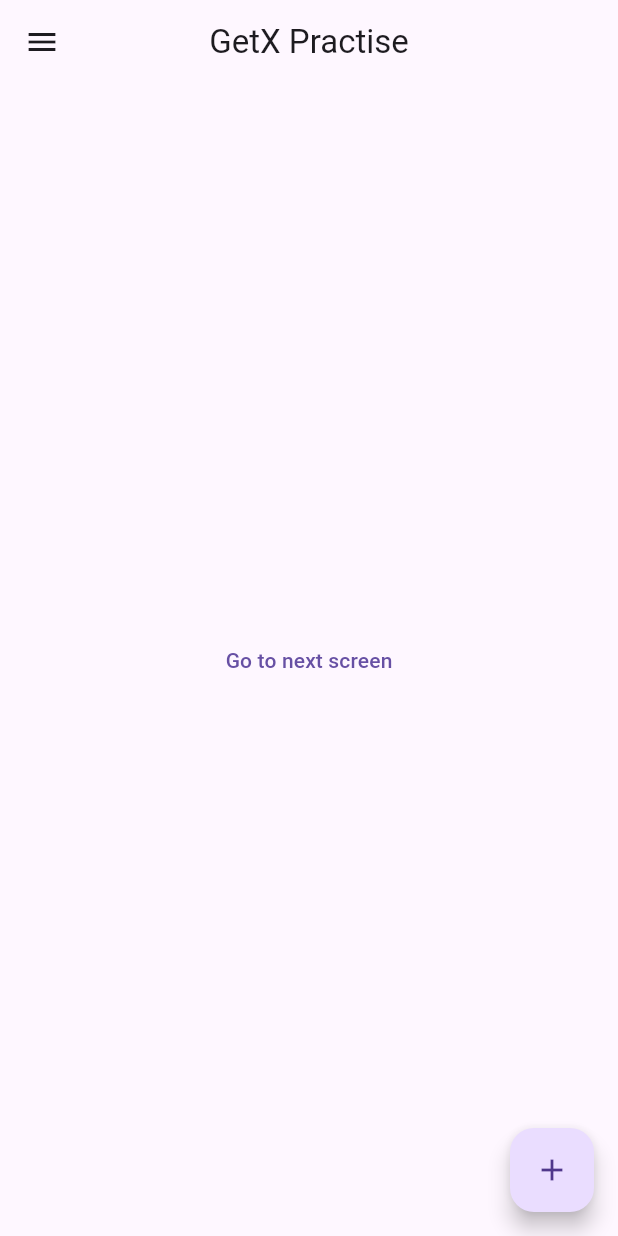
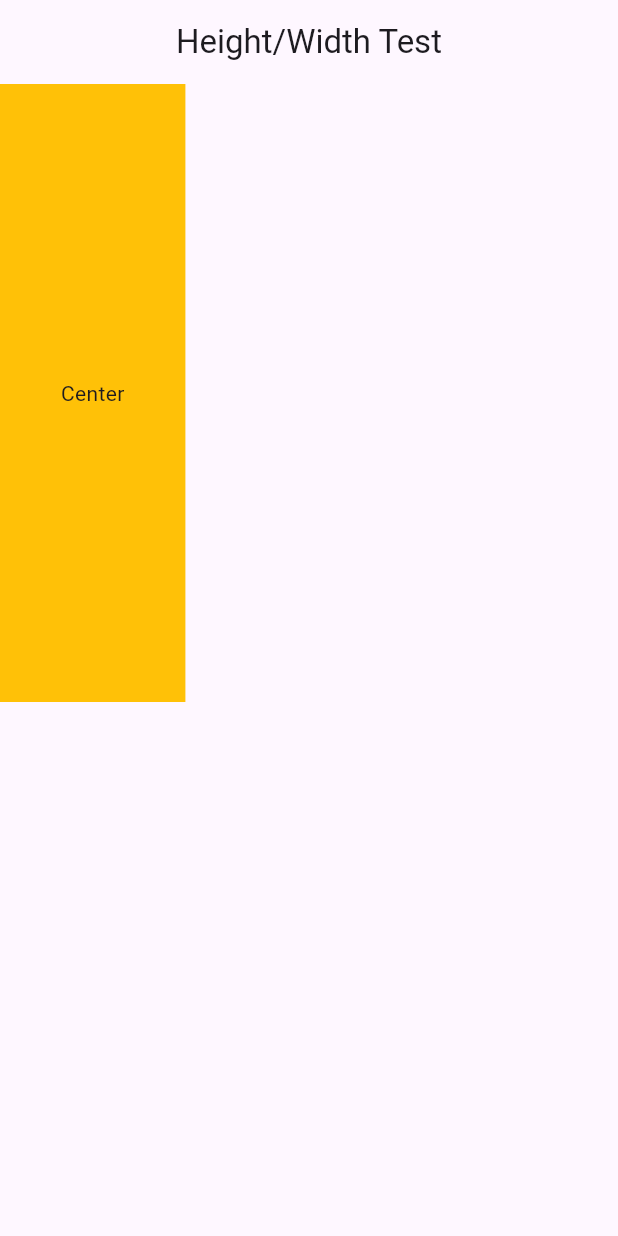
Before and after one commit to Nurujjaman329/ecommerce_demo-getx-, a Flutter app: the screen it shows after launch, on a phone screen of 412 x 824 dp. Run offline on Flutter 3.47's test engine with Material 3 defaults, Android fonts, the phone set to English and light mode, and no system bars; our stand-ins replace get.

Commit message:
height_width_GetX

```diff
--- a/ecommerce_demo_getx/lib/main.dart
+++ b/ecommerce_demo_getx/lib/main.dart
@@ -1,7 +1,7 @@
 import 'package:flutter/material.dart';
 import 'package:get/get.dart';
 
-import 'tech_brothers/home_screen_test.dart';
+import 'tech_brothers/height_width/height_width_test.dart';
 import 'tech_brothers/screens/first_screen.dart';
 import 'tech_brothers/screens/second_screen.dart';
 
@@ -18,11 +18,11 @@ class MyApp extends StatelessWidget {
       title: 'Flutter Demo',
       //theme: ThemeData(brightness: Brightness.dark),
       debugShowCheckedModeBanner: false,
-      home: HomeScreenGet(),
+      //home: HeightWidthTest(),
       getPages: [
         GetPage(
           name: '/',
-          page: () => HomeScreenGet(),
+          page: () => HeightWidthTest(),
         ),
         GetPage(
           name: '/firstScreen',
--- /dev/null
+++ b/ecommerce_demo_getx/lib/tech_brothers/height_width/height_width_test.dart
@@ -0,0 +1,35 @@
+import 'package:flutter/material.dart';
+import 'package:get/get.dart';
+
+class HeightWidthTest extends StatefulWidget {
+  const HeightWidthTest({super.key});
+
+  @override
+  State<HeightWidthTest> createState() => _HeightWidthTestState();
+}
+
+class _HeightWidthTestState extends State<HeightWidthTest> {
+  @override
+  Widget build(BuildContext context) {
+    return Scaffold(
+      appBar: AppBar(
+        title: Text('Height/Width Test'),
+        centerTitle: true,
+      ),
+      body: SingleChildScrollView(
+        child: Column(
+          children: [
+            Container(
+              height: Get.height * .5,
+              width: Get.width * .3,
+              color: Colors.amber,
+              child: Center(
+                child: Text('Center'),
+              ),
+            ),
+          ],
+        ),
+      ),
+    );
+  }
+}
--- a/ecommerce_demo_getx/lib/tech_brothers/screens/first_screen.dart
+++ b/ecommerce_demo_getx/lib/tech_brothers/screens/first_screen.dart
@@ -3,8 +3,8 @@ import 'package:flutter/material.dart';
 import 'package:get/get.dart';
 
 class FirstScreen extends StatefulWidget {
-  var name;
-  FirstScreen({super.key, this.name});
+  final String name;
+  FirstScreen({super.key, this.name = ''});
 
   @override
   State<FirstScreen> createState() => _FirstScreenState();
@@ -15,7 +15,7 @@ class _FirstScreenState extends State<FirstScreen> {
   Widget build(BuildContext context) {
     return Scaffold(
       appBar: AppBar(
-        title: Text('First Screen ' + Get.arguments[1]),
+        title: Text('First Screen ' + Get.arguments[0]),
       ),
       body: Column(
         mainAxisAlignment: MainAxisAlignment.center,
```
